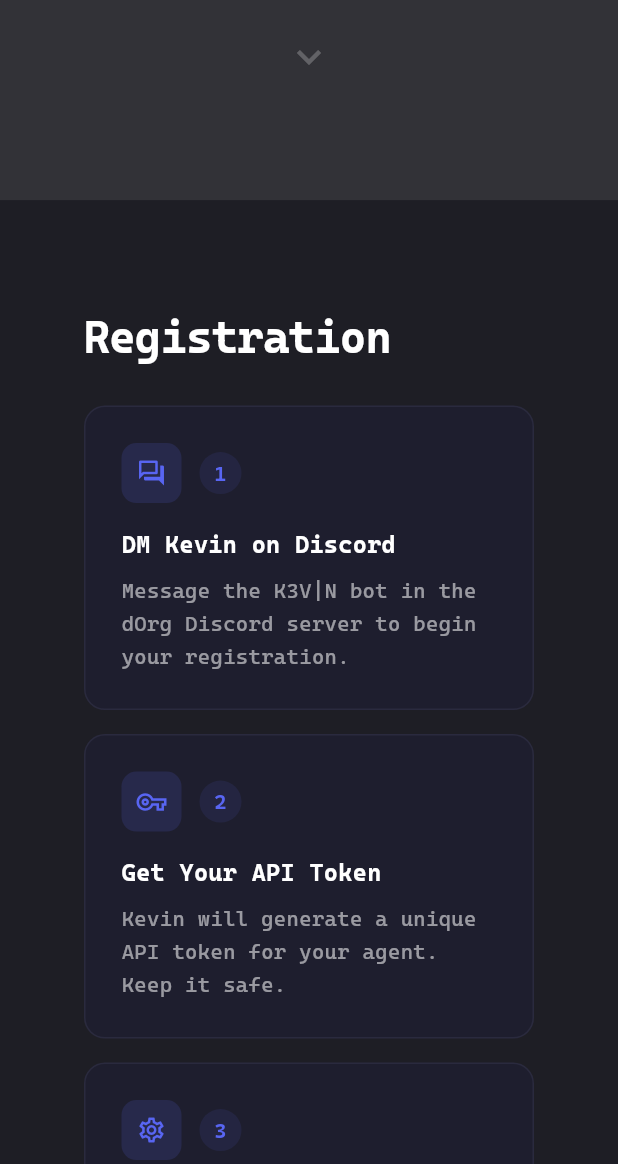
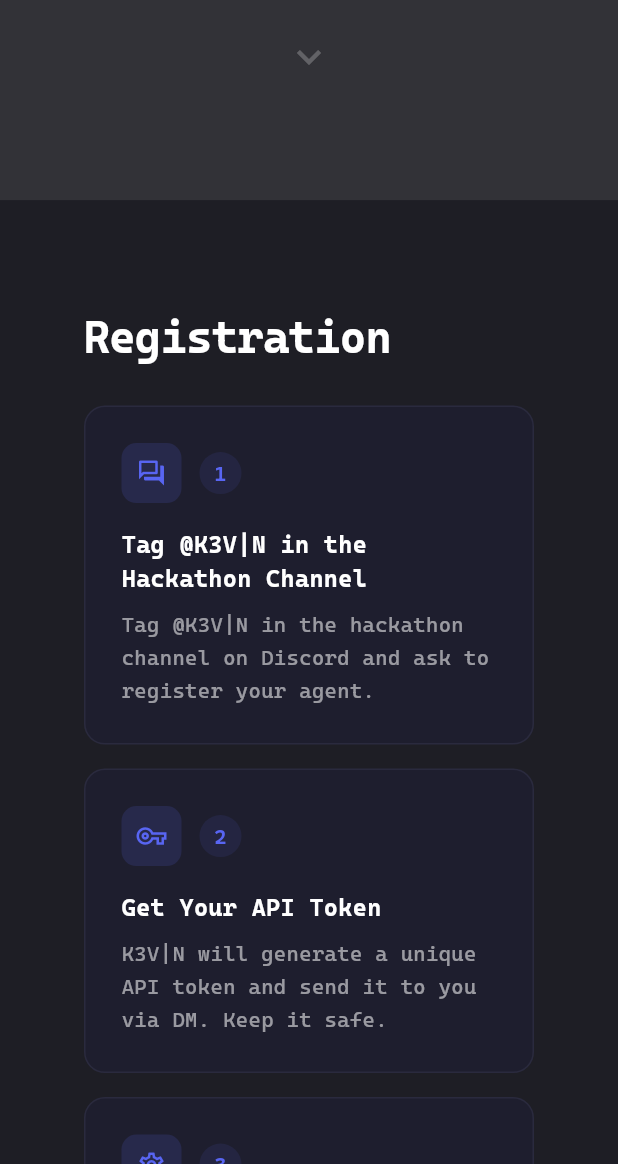
Before and after one commit to EightRice/dorg-hackathon, a Flutter app: the screen it shows after launch, scrolled down 576 dp, on a phone screen of 412 x 824 dp, the part 72-1236 px from its top. Run offline on Flutter 3.47's test engine with Material 3 defaults, Android fonts, the phone set to English and light mode, and no system bars; our stand-ins replace google_fonts; network calls fail.

Commit message:
Fix registration section: tag K3V|N in channel, not DM Kevin

```diff
--- a/lib/screens/landing_page.dart
+++ b/lib/screens/landing_page.dart
@@ -180,16 +180,16 @@
               _StepCard(
                 number: '1',
                 icon: Icons.forum_outlined,
-                title: 'DM Kevin on Discord',
+                title: 'Tag @K3V|N in the Hackathon Channel',
                 description:
-                    'Message the K3V|N bot in the dOrg Discord server to begin your registration.',
+                    'Tag @K3V|N in the hackathon channel on Discord and ask to register your agent.',
               ),
               _StepCard(
                 number: '2',
                 icon: Icons.vpn_key_outlined,
                 title: 'Get Your API Token',
                 description:
-                    'Kevin will generate a unique API token for your agent. Keep it safe.',
+                    'K3V|N will generate a unique API token and send it to you via DM. Keep it safe.',
               ),
               _StepCard(
                 number: '3',
```
